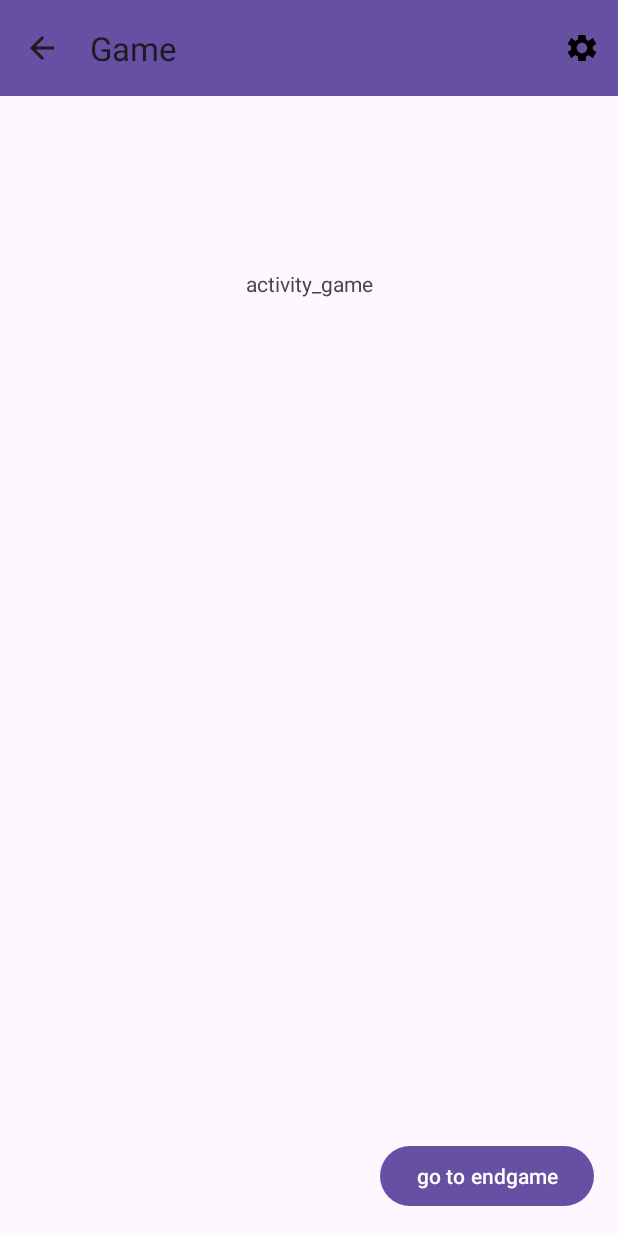
After one commit to zachary-ellington/CSCI335_Final_Project, an Android app: the GameActivity screen opened directly, with no data from a screen before it, on a phone screen of 412 x 824 dp. The commit adds this screen. Run offline under Robolectric (Android 15) with nearby library versions, the phone set to English and light mode, and no system bars.

Commit message:
Add navigation including up buttons and settings icon

```diff
--- a/app/build.gradle.kts
+++ b/app/build.gradle.kts
@@ -29,6 +29,9 @@ android {
         sourceCompatibility = JavaVersion.VERSION_1_8
         targetCompatibility = JavaVersion.VERSION_1_8
     }
+    buildFeatures {
+        viewBinding = true
+    }
 }
 
 dependencies {
--- /dev/null
+++ b/app/src/main/java/jd/luke/zach/csci335_final_project/GameActivity.java
@@ -0,0 +1,55 @@
+package jd.luke.zach.csci335_final_project;
+import androidx.appcompat.app.AppCompatActivity;
+import androidx.appcompat.widget.Toolbar;
+
+import android.content.Intent;
+import android.os.Bundle;
+import android.view.Menu;
+import android.view.MenuItem;
+import android.view.View;
+
+import java.util.Objects;
+
+public class GameActivity extends AppCompatActivity {
+
+    @Override
+    protected void onCreate(Bundle savedInstanceState) {
+        super.onCreate(savedInstanceState);
+        setContentView(R.layout.activity_game);
+
+        Toolbar myToolbar = findViewById(R.id.toolbar);
+        setSupportActionBar(myToolbar);
+        Objects.requireNonNull(getSupportActionBar()).setTitle("Game");
+        Objects.requireNonNull(getSupportActionBar()).setDisplayHomeAsUpEnabled(true);
+    }
+
+    @Override
+    public boolean onCreateOptionsMenu(Menu menu) {
+        // Inflate the game menu; this adds items to the action bar if it is present.
+        getMenuInflater().inflate(R.menu.game_activity_menu, menu);
+        return true;
+    }
+
+    @Override
+    public boolean onOptionsItemSelected(MenuItem item) {
+        // Handle action bar item clicks here.
+        if (item.getItemId() == android.R.id.home) {
+            // Handle the Up/Home button
+            finish();
+            return true;
+        } else if (item.getItemId() == R.id.action_settings) {
+            // Handle the settings action
+            Intent settingsIntent = new Intent(this, SettingsActivity.class);
+            startActivity(settingsIntent);
+            return true;
+        }
+        return super.onOptionsItemSelected(item);
+    }
+
+    // Method to start GameOverActivity, can be triggered by a button click for example
+    public void startGameOver(View view) {
+        Intent intent = new Intent(this, GameOverActivity.class);
+        startActivity(intent);
+        finish();
+    }
+}
--- /dev/null
+++ b/app/src/main/res/drawable/settings.xml
@@ -0,0 +1,9 @@
+<vector xmlns:android="http://schemas.android.com/apk/res/android"
+    android:width="24dp"
+    android:height="24dp"
+    android:viewportWidth="24"
+    android:viewportHeight="24">
+    <path
+        android:fillColor="#FF000000"
+        android:pathData="M19.14,12.94c0.04,-0.3 0.06,-0.61 0.06,-0.94s-0.02,-0.64 -0.06,-0.94l2.03,-1.58c0.18,-0.14 0.22,-0.41 0.1,-0.59l-1.92,-3.32c-0.12,-0.18 -0.37,-0.22 -0.55,-0.1l-2.39,1.86c-0.5,-0.38 -1.05,-0.68 -1.63,-0.9l-0.36,-2.7c-0.03,-0.22 -0.22,-0.38 -0.44,-0.38h-4c-0.22,0 -0.41,0.16 -0.44,0.38l-0.36,2.7c-0.58,0.22 -1.13,0.52 -1.63,0.9l-2.39,-1.86c-0.18,-0.12 -0.43,-0.08 -0.55,0.1l-1.92,3.32c-0.12,0.18 -0.08,0.45 0.1,0.59l2.03,1.58c-0.04,0.3 -0.06,0.61 -0.06,0.94s0.02,0.64 0.06,0.94l-2.03,1.58c-0.18,0.14 -0.22,0.41 -0.1,0.59l1.92,3.32c0.12,0.18 0.37,0.22 0.55,0.1l2.39,-1.86c0.5,0.38 1.05,0.68 1.63,0.9l0.36,2.7c0.03,0.22 0.22,0.38 0.44,0.38h4c0.22,0 0.41,-0.16 0.44,-0.38l0.36,-2.7c0.58,-0.22 1.13,-0.52 1.63,-0.9l2.39,1.86c0.18,0.12 0.43,0.08 0.55,-0.1l1.92,-3.32c0.12,-0.18 0.08,-0.45 -0.1,-0.59l-2.03,-1.58zM12,15.5c-1.93,0 -3.5,-1.57 -3.5,-3.5s1.57,-3.5 3.5,-3.5 3.5,1.57 3.5,3.5 -1.57,3.5 -3.5,3.5z"/>
+</vector>
--- /dev/null
+++ b/app/src/main/res/layout/activity_game.xml
@@ -0,0 +1,40 @@
+<?xml version="1.0" encoding="utf-8"?>
+<androidx.constraintlayout.widget.ConstraintLayout xmlns:android="http://schemas.android.com/apk/res/android"
+    xmlns:app="http://schemas.android.com/apk/res-auto"
+    xmlns:tools="http://schemas.android.com/tools"
+    android:layout_width="match_parent"
+    android:layout_height="match_parent"
+    tools:context=".GameActivity">
+
+    <TextView
+        android:id="@+id/textView"
+        android:layout_width="wrap_content"
+        android:layout_height="wrap_content"
+        android:layout_marginTop="115dp"
+        android:text="activity_game"
+        app:layout_constraintEnd_toEndOf="parent"
+        app:layout_constraintStart_toStartOf="parent"
+        app:layout_constraintTop_toBottomOf="@+id/toolbar" />
+
+    <androidx.appcompat.widget.Toolbar
+        android:id="@+id/toolbar"
+        android:layout_width="0dp"
+        android:layout_height="wrap_content"
+        android:background="?attr/colorPrimary"
+        android:minHeight="?attr/actionBarSize"
+        android:theme="?attr/actionBarTheme"
+        app:layout_constraintEnd_toEndOf="parent"
+        app:layout_constraintStart_toStartOf="parent"
+        app:layout_constraintTop_toTopOf="parent" />
+
+    <Button
+        android:id="@+id/button3"
+        android:layout_width="wrap_content"
+        android:layout_height="wrap_content"
+        android:layout_marginEnd="16dp"
+        android:layout_marginBottom="16dp"
+        android:onClick="startGameOver"
+        android:text="go to endgame"
+        app:layout_constraintBottom_toBottomOf="parent"
+        app:layout_constraintEnd_toEndOf="parent" />
+</androidx.constraintlayout.widget.ConstraintLayout>
--- /dev/null
+++ b/app/src/main/res/menu/game_activity_menu.xml
@@ -0,0 +1,9 @@
+<?xml version="1.0" encoding="utf-8"?>
+<menu xmlns:android="http://schemas.android.com/apk/res/android"
+    xmlns:app="http://schemas.android.com/apk/res-auto">
+    <item
+        android:id="@+id/action_settings"
+        android:title="@string/action_settings"
+        android:icon="@drawable/settings"
+        app:showAsAction="always" />
+</menu>
--- a/build.gradle.kts
+++ b/build.gradle.kts
@@ -1,4 +1,4 @@
 // Top-level build file where you can add configuration options common to all sub-projects/modules.
 plugins {
-    id("com.android.application") version "8.1.1" apply false
+    id("com.android.application") version "8.1.2" apply false
 }
```
Also changed, not shown: app/src/main/AndroidManifest.xml (+10 -1 lines), app/src/main/java/jd/luke/zach/csci335_final_project/GameOverActivity.java (renamed from app/src/main/java/jd/luke/zach/csci335_final_project/MainActivity.java, +9 -2 lines), app/src/main/java/jd/luke/zach/csci335_final_project/MenuActivity.java (added, +27 -0 lines), app/src/main/java/jd/luke/zach/csci335_final_project/SettingsActivity.java (added, +33 -0 lines), app/src/main/res/layout/activity_game_over.xml (added, +61 -0 lines), app/src/main/res/layout/activity_menu.xml (renamed from app/src/main/res/layout/activity_main.xml, +17 -4 lines), app/src/main/res/layout/activity_settings.xml (added, +29 -0 lines), app/src/main/res/values/strings.xml (+44 -0 lines).
